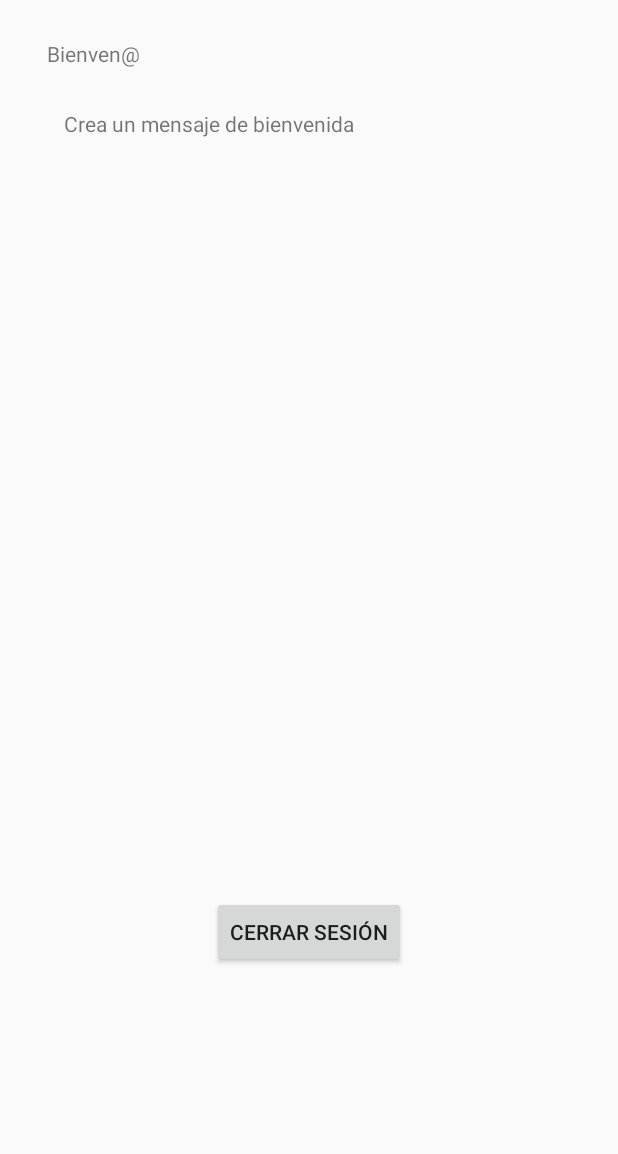
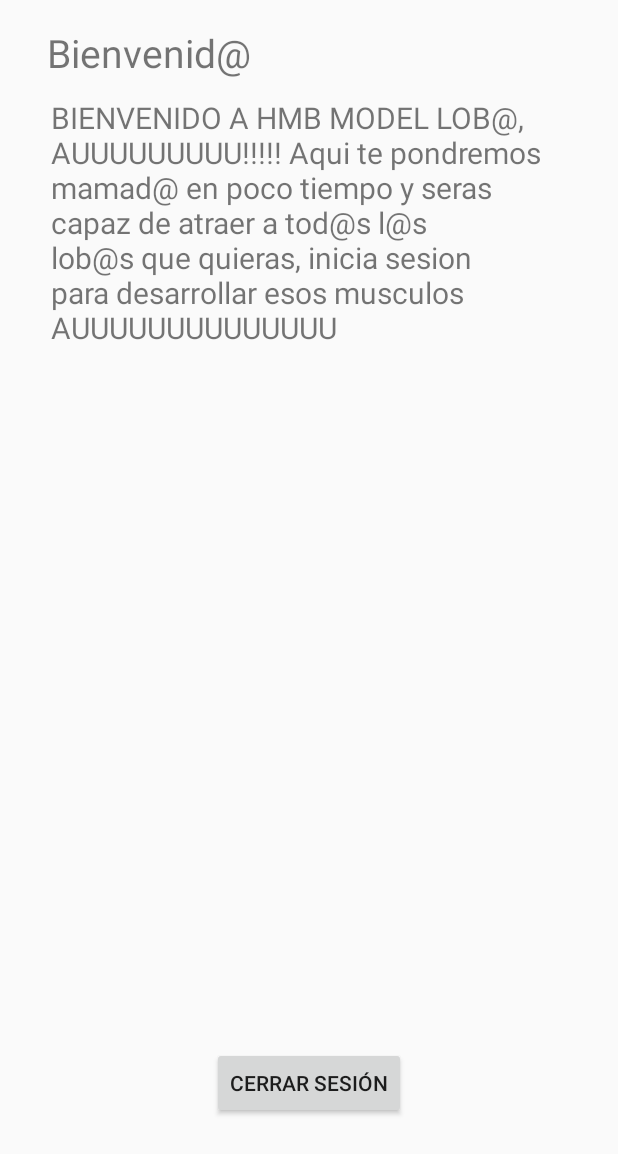
Before and after one commit to Edubedo/hmbmodel, an Android app: the PaginaLogin screen opened directly, with no data from a screen before it, on a phone screen of 412 x 824 dp. Shown: the top 1154 px of the screen. Run offline under Robolectric (Android 15) with nearby library versions, the phone set to English and light mode, and no system bars.

Commit message:
Cambios de lomeli

```diff
--- a/app/src/main/res/layout/activity_pagina_login.xml
+++ b/app/src/main/res/layout/activity_pagina_login.xml
@@ -9,42 +9,51 @@
 
     <TextView
         android:id="@+id/textView"
-        android:layout_width="wrap_content"
-        android:layout_height="wrap_content"
+        android:layout_width="209dp"
+        android:layout_height="40dp"
         android:layout_marginStart="31dp"
-        android:layout_marginTop="26dp"
-        android:layout_marginBottom="27dp"
-        android:text="Bienven@"
+        android:layout_marginTop="17dp"
+        android:layout_marginBottom="7dp"
+        android:text="Bienvenid@"
+        android:textSize="26sp"
         app:layout_constraintBottom_toTopOf="@+id/textView2"
         app:layout_constraintStart_toStartOf="parent"
         app:layout_constraintTop_toTopOf="parent" />
 
     <TextView
         android:id="@+id/textView2"
-        android:layout_width="wrap_content"
-        android:layout_height="wrap_content"
-        android:layout_marginStart="11dp"
-        android:layout_marginBottom="33dp"
-        android:text="Crea un mensaje de bienvenida"
+        android:layout_width="0dp"
+        android:layout_height="0dp"
+        android:layout_marginStart="34dp"
+        android:layout_marginEnd="34dp"
+        android:layout_marginBottom="40dp"
+        android:text="BIENVENIDO A HMB MODEL LOB@, AUUUUUUUUU!!!!! Aqui te pondremos mamad@ en poco tiempo y seras capaz de atraer a tod@s l@s lob@s que quieras, inicia sesion para desarrollar esos musculos AUUUUUUUUUUUUUU"
+        android:textSize="20sp"
         app:layout_constraintBottom_toTopOf="@+id/imageView"
-        app:layout_constraintStart_toStartOf="@+id/textView"
+        app:layout_constraintEnd_toEndOf="parent"
+        app:layout_constraintHorizontal_bias="1.0"
+        app:layout_constraintStart_toStartOf="parent"
         app:layout_constraintTop_toBottomOf="@+id/textView" />
 
     <ImageView
         android:id="@+id/imageView"
-        android:layout_width="208dp"
+        android:layout_width="0dp"
         android:layout_height="0dp"
-        android:layout_marginStart="44dp"
-        android:layout_marginBottom="406dp"
-        app:layout_constraintBottom_toBottomOf="parent"
+        android:layout_marginStart="74dp"
+        android:layout_marginEnd="74dp"
+        android:layout_marginBottom="161dp"
+        app:layout_constraintBottom_toTopOf="@+id/btnLogout"
+        app:layout_constraintEnd_toEndOf="parent"
+        app:layout_constraintHorizontal_bias="1.0"
         app:layout_constraintStart_toStartOf="parent"
         app:layout_constraintTop_toBottomOf="@+id/textView2"
-        tools:srcCompat="@tools:sample/avatars" />
+        tools:srcCompat="@tools:sample/avatars"/>
 
     <Button
         android:id="@+id/btnLogout"
         android:layout_width="wrap_content"
         android:layout_height="wrap_content"
+        android:layout_marginBottom="78dp"
         android:text="Cerrar Sesión"
         app:layout_constraintBottom_toBottomOf="parent"
         app:layout_constraintEnd_toEndOf="parent"
```
